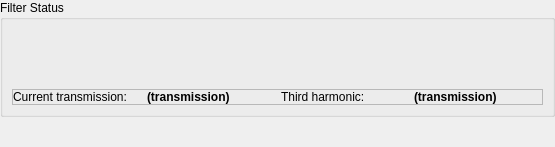
Qt form ui/AttenuatorCalculator_AT2L0_overview.ui (pcdshub/solid-attenuator) before a commit.
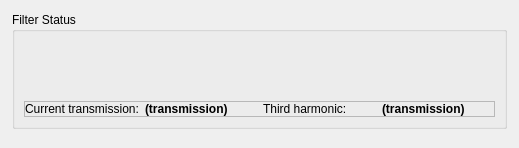
The same form after that commit. Custom widgets are drawn as their Qt base class.

The edit to the form file:
```diff
--- a/ui/AttenuatorCalculator_AT2L0_overview.ui
+++ b/ui/AttenuatorCalculator_AT2L0_overview.ui
@@ -6,8 +6,8 @@
    <rect>
     <x>0</x>
     <y>0</y>
-    <width>555</width>
-    <height>147</height>
+    <width>519</width>
+    <height>148</height>
    </rect>
   </property>
   <property name="windowTitle">
@@ -17,14 +17,17 @@
    <property name="spacing">
     <number>0</number>
    </property>
+   <property name="sizeConstraint">
+    <enum>QLayout::SetMaximumSize</enum>
+   </property>
    <property name="leftMargin">
-    <number>0</number>
+    <number>12</number>
    </property>
    <property name="topMargin">
-    <number>0</number>
+    <number>12</number>
    </property>
    <property name="rightMargin">
-    <number>0</number>
+    <number>12</number>
    </property>
    <property name="bottomMargin">
     <number>0</number>
@@ -32,7 +35,7 @@
    <item alignment="Qt::AlignTop">
     <widget class="QGroupBox" name="FilterStatusGroup">
      <property name="sizePolicy">
-      <sizepolicy hsizetype="Preferred" vsizetype="Preferred">
+      <sizepolicy hsizetype="Preferred" vsizetype="Minimum">
        <horstretch>0</horstretch>
        <verstretch>0</verstretch>
       </sizepolicy>
@@ -44,6 +47,9 @@
       <property name="spacing">
        <number>0</number>
       </property>
+      <property name="sizeConstraint">
+       <enum>QLayout::SetMaximumSize</enum>
+      </property>
       <item alignment="Qt::AlignTop">
        <widget class="PyDMFrame" name="ActiveConfigFrame">
         <property name="sizePolicy">
@@ -66,7 +72,7 @@
           <number>0</number>
          </property>
          <property name="sizeConstraint">
-          <enum>QLayout::SetDefaultConstraint</enum>
+          <enum>QLayout::SetMaximumSize</enum>
          </property>
          <property name="leftMargin">
           <number>0</number>
@@ -156,7 +162,7 @@
          <item>
           <widget class="PyDMByteIndicator" name="ActiveConfig">
            <property name="sizePolicy">
-            <sizepolicy hsizetype="Preferred" vsizetype="Preferred">
+            <sizepolicy hsizetype="MinimumExpanding" vsizetype="MinimumExpanding">
              <horstretch>0</horstretch>
              <verstretch>0</verstretch>
             </sizepolicy>
```
Left out of the diff: 2 changed lines with no effect on the pictures.
